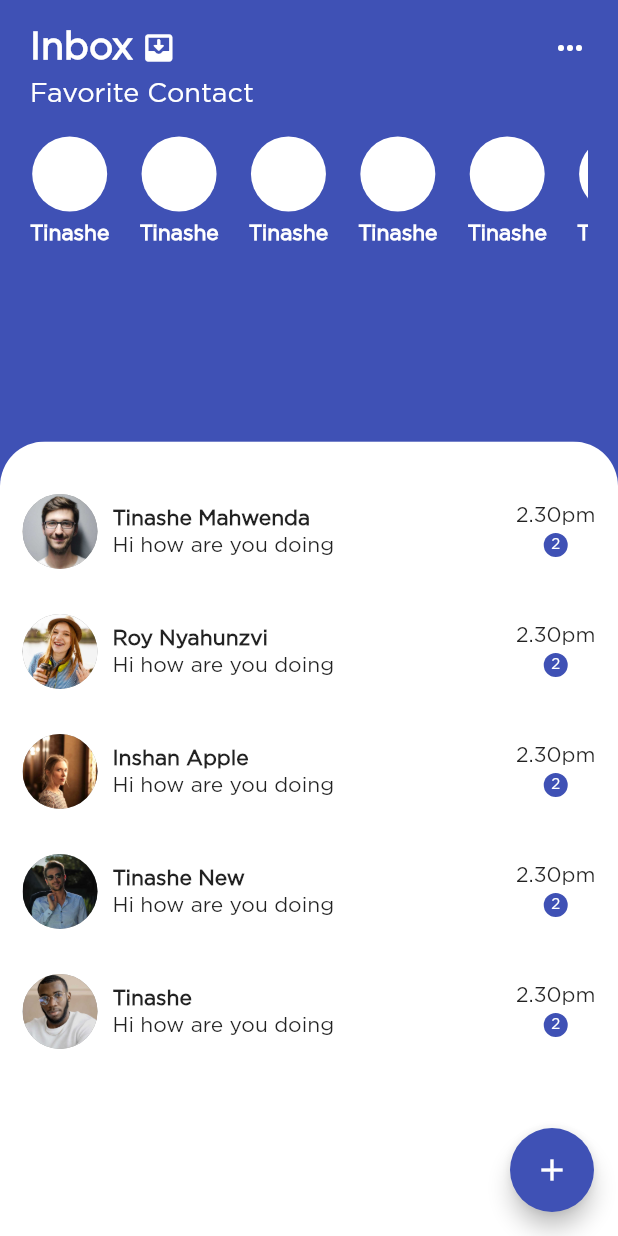
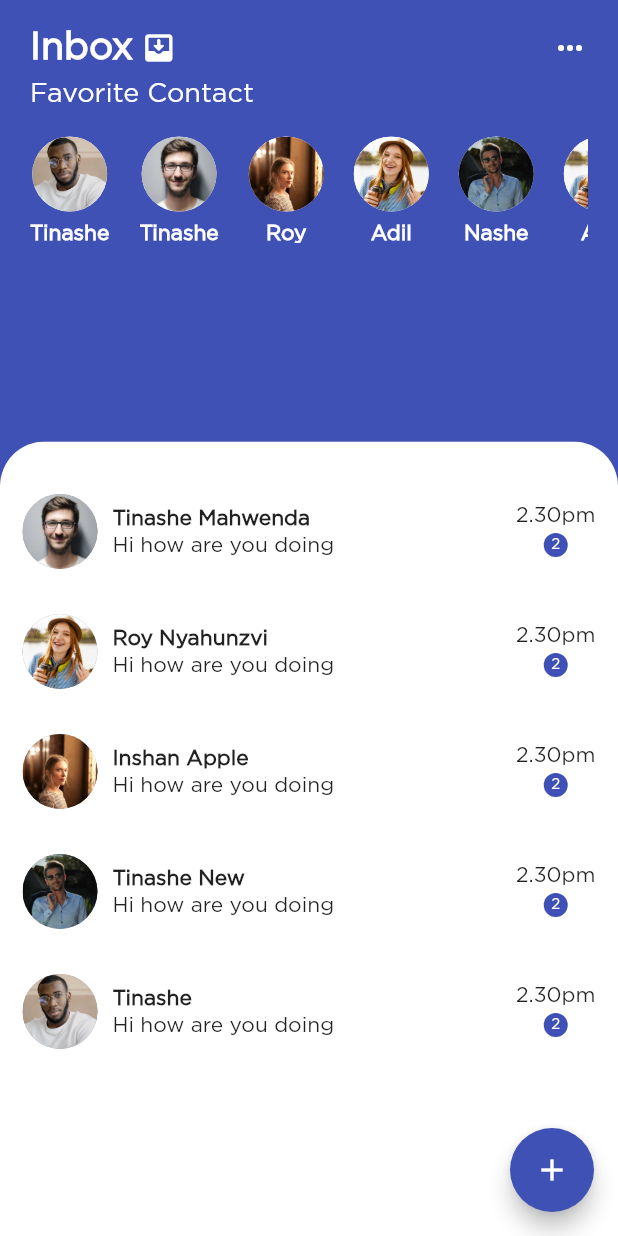
Before and after one commit to tinashemahwenda/chat_app, a Flutter app: the screen it shows after launch, on a phone screen of 412 x 824 dp. Run offline on Flutter 3.47's test engine with Material 2 defaults, Android fonts, the phone set to English and light mode, and no system bars.

Commit message:
Updated statusbubble

```diff
--- a/lib/utils/statusBubble.dart
+++ b/lib/utils/statusBubble.dart
@@ -1,7 +1,9 @@
 import 'package:flutter/material.dart';
 
 class statusBubble extends StatelessWidget {
-  const statusBubble({super.key});
+  ImageProvider imageUrl;
+  String name;
+  statusBubble({required this.name, required this.imageUrl, super.key});
 
   @override
   Widget build(BuildContext context) {
@@ -10,20 +12,22 @@ class statusBubble extends StatelessWidget {
         right: 20,
       ),
       child: Column(
-        children: const [
-          SizedBox(
+        children: [
+          const SizedBox(
             height: 10,
           ),
           CircleAvatar(
             backgroundColor: Colors.white,
             radius: 25,
+            backgroundImage: imageUrl,
           ),
-          SizedBox(
+          const SizedBox(
             height: 8,
           ),
           Text(
-            'Tinashe',
-            style: TextStyle(fontWeight: FontWeight.w600, color: Colors.white),
+            name,
+            style: const TextStyle(
+                fontWeight: FontWeight.w600, color: Colors.white),
           ),
         ],
       ),
```
